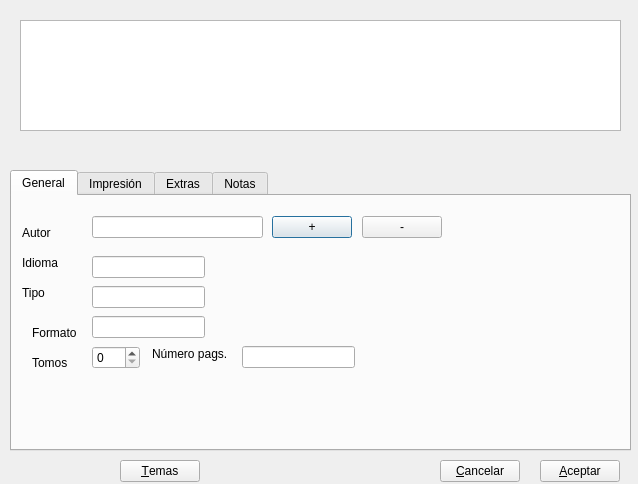
Above: gui/dlgnuevaobra.ui from rogorido/qtpredicadores before the change. Below: the same form after it.
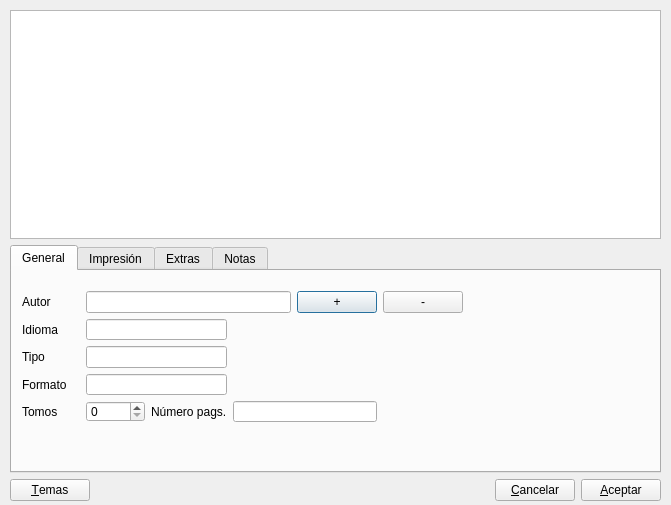
That is the form after the change. The open tabs and pages were chosen to show the change. Custom widgets are drawn as their Qt base class.

The edit to the form file:
```diff
--- a/gui/dlgnuevaobra.ui
+++ b/gui/dlgnuevaobra.ui
@@ -6,32 +6,28 @@
    <rect>
     <x>0</x>
     <y>0</y>
-    <width>638</width>
-    <height>484</height>
+    <width>671</width>
+    <height>505</height>
    </rect>
   </property>
   <property name="windowTitle">
    <string>Dialog</string>
   </property>
-  <widget class="QTextEdit" name="txtTitulo">
+  <widget class="QWidget" name="">
    <property name="geometry">
     <rect>
-     <x>20</x>
-     <y>20</y>
-     <width>601</width>
-     <height>111</height>
+     <x>10</x>
+     <y>10</y>
+     <width>651</width>
+     <height>491</height>
     </rect>
    </property>
-  </widget>
+   <layout class="QVBoxLayout" name="verticalLayout">
+    <item>
+     <widget class="QTextEdit" name="txtTitulo"/>
+    </item>
+    <item>
   <widget class="QTabWidget" name="tbTemas">
-   <property name="geometry">
-    <rect>
-     <x>10</x>
-     <y>170</y>
-     <width>621</width>
-     <height>281</height>
-    </rect>
-   </property>
    <property name="currentIndex">
     <number>2</number>
    </property>
@@ -39,169 +35,91 @@
     <attribute name="title">
      <string>General</string>
     </attribute>
-    <widget class="QLineEdit" name="txtIdioma">
+       <widget class="QWidget" name="">
      <property name="geometry">
       <rect>
-       <x>80</x>
-       <y>60</y>
-       <width>113</width>
-       <height>22</height>
-      </rect>
-     </property>
-    </widget>
+          <x>10</x>
+          <y>20</y>
+          <width>441</width>
+          <height>131</height>
+         </rect>
+        </property>
+        <layout class="QGridLayout" name="gridLayout">
+         <item row="0" column="0">
+          <widget class="QLabel" name="label_11">
+           <property name="text">
+            <string>Autor</string>
+           </property>
+          </widget>
+         </item>
+         <item row="0" column="1" colspan="3">
+          <widget class="myQLineEdit" name="txtAutor"/>
+         </item>
+         <item row="0" column="4">
+          <widget class="QPushButton" name="btSeleccionarAutor">
+           <property name="text">
+            <string>+</string>
+           </property>
+          </widget>
+         </item>
+         <item row="0" column="5">
+          <widget class="QPushButton" name="btQuitarAutor">
+           <property name="text">
+            <string>-</string>
+           </property>
+          </widget>
+         </item>
+         <item row="1" column="0">
     <widget class="QLabel" name="label">
-     <property name="geometry">
-      <rect>
-       <x>10</x>
-       <y>60</y>
-       <width>58</width>
-       <height>14</height>
-      </rect>
-     </property>
      <property name="text">
       <string>Idioma</string>
      </property>
     </widget>
-    <widget class="QLineEdit" name="txtTipo">
-     <property name="geometry">
-      <rect>
-       <x>80</x>
-       <y>90</y>
-       <width>113</width>
-       <height>22</height>
-      </rect>
-     </property>
-    </widget>
+         </item>
+         <item row="1" column="1" colspan="2">
+          <widget class="QLineEdit" name="txtIdioma"/>
+         </item>
+         <item row="2" column="0">
     <widget class="QLabel" name="label_2">
-     <property name="geometry">
-      <rect>
-       <x>10</x>
-       <y>90</y>
-       <width>58</width>
-       <height>14</height>
-      </rect>
-     </property>
      <property name="text">
       <string>Tipo</string>
      </property>
     </widget>
-    <widget class="QLineEdit" name="txtFormato">
-     <property name="geometry">
-      <rect>
-       <x>80</x>
-       <y>120</y>
-       <width>113</width>
-       <height>22</height>
-      </rect>
-     </property>
-    </widget>
+         </item>
+         <item row="2" column="1" colspan="2">
+          <widget class="QLineEdit" name="txtTipo"/>
+         </item>
+         <item row="3" column="0">
     <widget class="QLabel" name="label_3">
-     <property name="geometry">
-      <rect>
-       <x>20</x>
-       <y>130</y>
-       <width>58</width>
-       <height>14</height>
-      </rect>
-     </property>
      <property name="text">
       <string>Formato</string>
      </property>
     </widget>
-    <widget class="QSpinBox" name="spTomos">
-     <property name="geometry">
-      <rect>
-       <x>80</x>
-       <y>150</y>
-       <width>48</width>
-       <height>23</height>
-      </rect>
-     </property>
-    </widget>
+         </item>
+         <item row="3" column="1" colspan="2">
+          <widget class="QLineEdit" name="txtFormato"/>
+         </item>
+         <item row="4" column="0">
     <widget class="QLabel" name="label_4">
-     <property name="geometry">
-      <rect>
-       <x>20</x>
-       <y>160</y>
-       <width>58</width>
-       <height>14</height>
-      </rect>
-     </property>
      <property name="text">
       <string>Tomos</string>
      </property>
     </widget>
-    <widget class="QLineEdit" name="txtNumeroPags">
-     <property name="geometry">
-      <rect>
-       <x>230</x>
-       <y>150</y>
-       <width>113</width>
-       <height>22</height>
-      </rect>
-     </property>
-    </widget>
+         </item>
+         <item row="4" column="1">
+          <widget class="QSpinBox" name="spTomos"/>
+         </item>
+         <item row="4" column="2">
     <widget class="QLabel" name="label_5">
-     <property name="geometry">
-      <rect>
-       <x>140</x>
-       <y>150</y>
-       <width>81</width>
-       <height>16</height>
-      </rect>
-     </property>
      <property name="text">
       <string>Número pags.</string>
      </property>
     </widget>
-    <widget class="myQLineEdit" name="txtAutor">
-     <property name="geometry">
-      <rect>
-       <x>80</x>
-       <y>20</y>
-       <width>171</width>
-       <height>22</height>
-      </rect>
-     </property>
-    </widget>
-    <widget class="QLabel" name="label_11">
-     <property name="geometry">
-      <rect>
-       <x>10</x>
-       <y>30</y>
-       <width>58</width>
-       <height>14</height>
-      </rect>
-     </property>
-     <property name="text">
-      <string>Autor</string>
-     </property>
-    </widget>
-    <widget class="QPushButton" name="btSeleccionarAutor">
-     <property name="geometry">
-      <rect>
-       <x>260</x>
-       <y>20</y>
-       <width>80</width>
-       <height>22</height>
-      </rect>
-     </property>
-     <property name="text">
-      <string>+</string>
-     </property>
-    </widget>
-    <widget class="QPushButton" name="btQuitarAutor">
-     <property name="geometry">
-      <rect>
-       <x>350</x>
-       <y>20</y>
-       <width>80</width>
-       <height>22</height>
-      </rect>
-     </property>
-     <property name="text">
-      <string>-</string>
-     </property>
+         </item>
+         <item row="4" column="3" colspan="2">
+          <widget class="QLineEdit" name="txtNumeroPags"/>
+         </item>
+        </layout>
     </widget>
    </widget>
    <widget class="QWidget" name="tab_2">
@@ -574,44 +492,46 @@
     </widget>
    </widget>
   </widget>
+    </item>
+    <item>
+     <layout class="QHBoxLayout" name="horizontalLayout">
+      <item>
+       <widget class="QPushButton" name="btTemas">
+        <property name="text">
+         <string>&amp;Temas</string>
+        </property>
+       </widget>
+      </item>
+      <item>
+       <spacer name="horizontalSpacer">
+        <property name="orientation">
+         <enum>Qt::Horizontal</enum>
+        </property>
+        <property name="sizeHint" stdset="0">
+         <size>
+          <width>40</width>
+          <height>20</height>
+         </size>
+        </property>
+       </spacer>
+      </item>
+      <item>
   <widget class="QPushButton" name="btCancelar">
-   <property name="geometry">
-    <rect>
-     <x>440</x>
-     <y>460</y>
-     <width>80</width>
-     <height>22</height>
-    </rect>
-   </property>
    <property name="text">
     <string>&amp;Cancelar</string>
    </property>
   </widget>
+      </item>
+      <item>
   <widget class="QPushButton" name="btOK">
-   <property name="geometry">
-    <rect>
-     <x>540</x>
-     <y>460</y>
-     <width>80</width>
-     <height>22</height>
-    </rect>
-   </property>
    <property name="text">
     <string>&amp;Aceptar</string>
    </property>
   </widget>
-  <widget class="QPushButton" name="btTemas">
-   <property name="geometry">
-    <rect>
-     <x>120</x>
-     <y>460</y>
-     <width>80</width>
-     <height>22</height>
-    </rect>
-   </property>
-   <property name="text">
-    <string>&amp;Temas</string>
-   </property>
+      </item>
+     </layout>
+    </item>
+   </layout>
   </widget>
  </widget>
  <customwidgets>
```
Left out of the diff: 404 changed lines with no effect on the pictures. Lines whose indentation alone changed are shown as unchanged.
